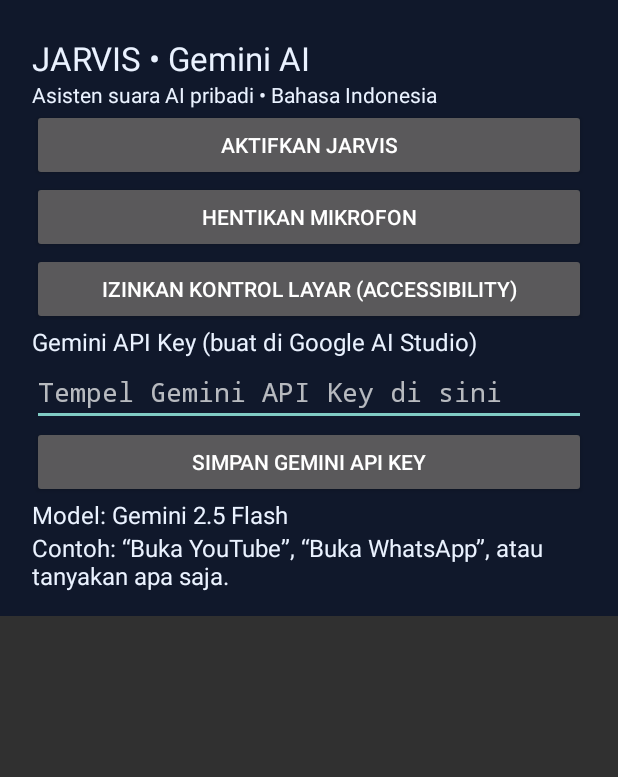
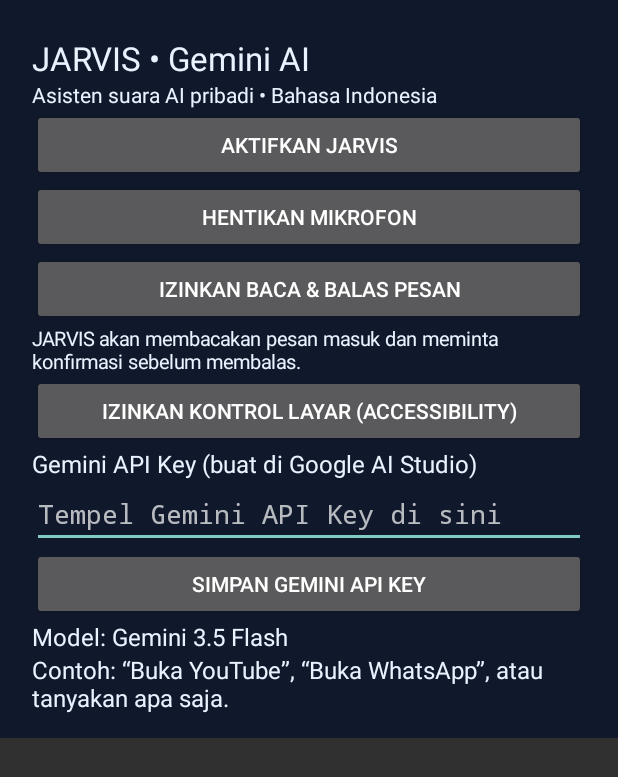
Before and after one commit to ekaseptiawan1/Jarvis, an Android app: the screen it shows after launch (MainActivity), on a phone screen of 412 x 824 dp. Shown: the top 777 px of the screen. Run offline under Robolectric (Android 15) with nearby library versions, the phone set to English and light mode, and no system bars.

Commit message:
Add notification access setup for message assistant

```diff
--- a/android/app/src/main/java/com/jarvis/assistant/MainActivity.kt
+++ b/android/app/src/main/java/com/jarvis/assistant/MainActivity.kt
@@ -36,6 +36,10 @@ class MainActivity : Activity() {
         val stop = Button(this).apply { text = "HENTIKAN MIKROFON" }
         stop.setOnClickListener { stopService(Intent(this, VoiceService::class.java)); status.text = "Mikrofon dihentikan" }
         layout.addView(stop)
+        val notifications = Button(this).apply { text = "IZINKAN BACA & BALAS PESAN" }
+        notifications.setOnClickListener { startActivity(Intent(Settings.ACTION_NOTIFICATION_LISTENER_SETTINGS)) }
+        layout.addView(notifications)
+        layout.addView(label("JARVIS akan membacakan pesan masuk dan meminta konfirmasi sebelum membalas.", 13f))
         val access = Button(this).apply { text = "IZINKAN KONTROL LAYAR (ACCESSIBILITY)" }
         access.setOnClickListener { startActivity(Intent(Settings.ACTION_ACCESSIBILITY_SETTINGS)) }
         layout.addView(access)
@@ -52,7 +56,7 @@ class MainActivity : Activity() {
             Toast.makeText(this, "Gemini API Key disimpan di perangkat", Toast.LENGTH_SHORT).show()
         }
         layout.addView(save)
-        layout.addView(label("Model: Gemini 2.5 Flash"))
+        layout.addView(label("Model: Gemini 3.5 Flash"))
         layout.addView(label("Contoh: “Buka YouTube”, “Buka WhatsApp”, atau tanyakan apa saja."))
         setContentView(ScrollView(this).apply { addView(layout) })
         requestPermissionsIfNeeded()
```
